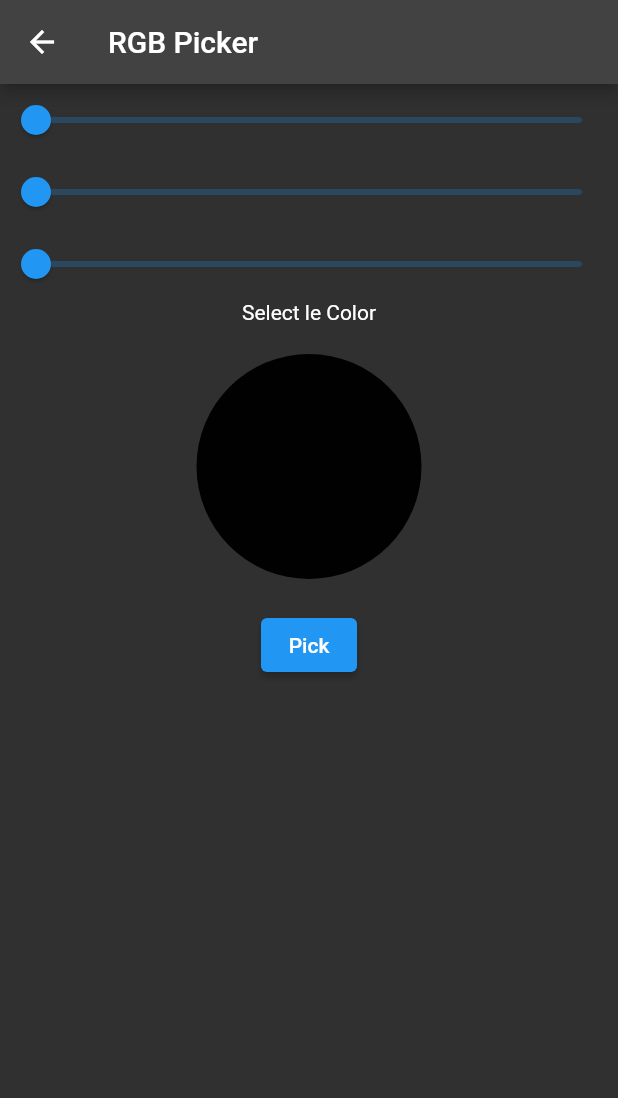
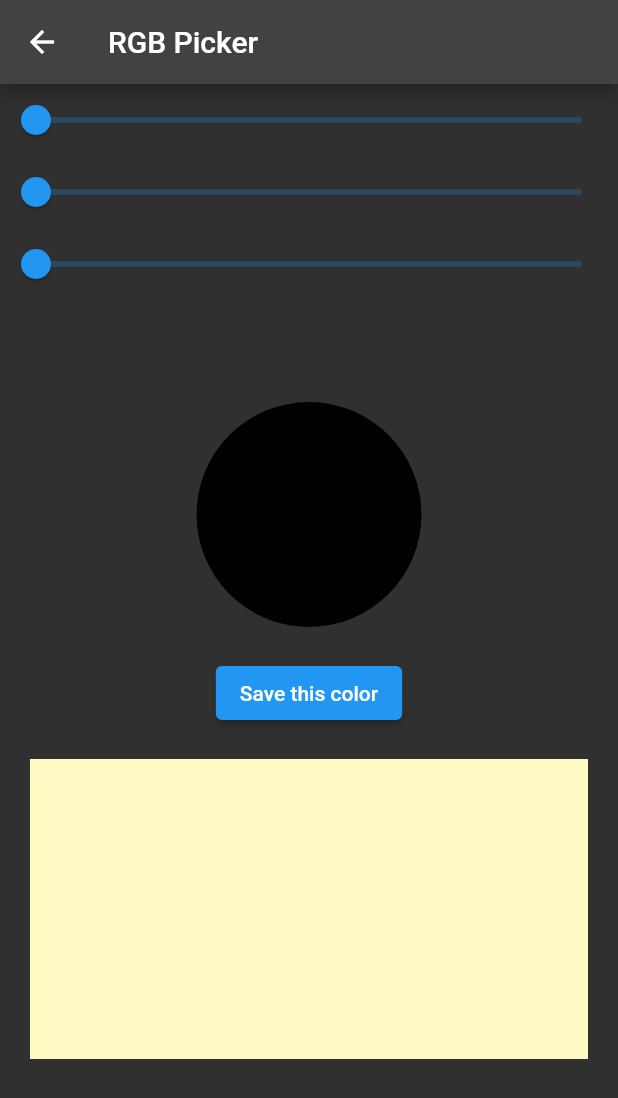
Before and after one commit to Nic-Amir/flutter-color-app, a Flutter app: the screen it shows after launch, after a tap on "Pick a Color", on a phone screen of 412 x 824 dp. Shown: the top 1098 px of the screen. Run offline on Flutter 3.47's test engine with Material 2 defaults, Android fonts, the phone set to English and light mode, and no system bars.

Commit message:
drawing app attempted, not finished

```diff
--- a/lib/main.dart
+++ b/lib/main.dart
@@ -65,9 +65,15 @@ class _MyHomePageState extends State<MyHomePage> {
         onPressed: () {
           navigateToPickColor(context);
         },
-        label: const Text('Pick a Color'),
-        icon: const Icon(Icons.colorize_rounded),
-        backgroundColor: Colors.white,
+        label: const Text(
+          'Pick a Color',
+          style: TextStyle(color: Colors.white),
+        ),
+        icon: const Icon(
+          Icons.colorize_rounded,
+          color: Colors.white,
+        ),
+        backgroundColor: Colors.black87,
       ),
     );
   }
--- a/lib/pick_color_page.dart
+++ b/lib/pick_color_page.dart
@@ -1,4 +1,5 @@
 import 'package:flutter/material.dart';
+import 'dart:ui' as ui;
 
 class PickColorPage extends StatefulWidget {
   const PickColorPage({Key? key}) : super(key: key);
@@ -7,10 +8,31 @@ class PickColorPage extends StatefulWidget {
   State<PickColorPage> createState() => _PickColorPageState();
 }
 
+class MyCustomPainter extends CustomPainter {
+  @override
+  void paint(Canvas canvas, Size size) {}
+
+  @override
+  bool shouldRepaint(MyCustomPainter delegate) {
+    return true;
+  }
+}
+
 class _PickColorPageState extends State<PickColorPage> {
   double redvalue = 0;
   double greenvalue = 0;
   double bluevalue = 0;
+
+  List<Color> savedcolor = [];
+
+  void addToSavedColorArr() {
+    setState(() {
+      savedcolor.insert(
+          0,
+          Color.fromARGB(
+              250, redvalue.toInt(), greenvalue.toInt(), bluevalue.toInt()));
+    });
+  }
 
   @override
   Widget build(BuildContext context) {
@@ -54,8 +76,20 @@ class _PickColorPageState extends State<PickColorPage> {
                 child: Container(
               child: Column(
                 children: <Widget>[
-                  Center(
-                    child: Text("Select le Color"),
+                  Container(
+                    height: 48,
+                    child: GridView.builder(
+                        itemCount: savedcolor.length,
+                        gridDelegate:
+                            const SliverGridDelegateWithMaxCrossAxisExtent(
+                                maxCrossAxisExtent: 53, crossAxisSpacing: 10),
+                        itemBuilder: (BuildContext context, int index) {
+                          return Container(
+                              decoration: BoxDecoration(
+                            shape: BoxShape.circle,
+                            color: savedcolor[index],
+                          ));
+                        }),
                   ),
                   Container(
                       margin: EdgeInsets.symmetric(vertical: 20),
@@ -68,41 +102,21 @@ class _PickColorPageState extends State<PickColorPage> {
                       )),
                   ElevatedButton(
                       onPressed: () {
-                        Navigator.pop(context);
-                        showDialog(
-                            context: context,
-                            builder: (BuildContext context) {
-                              return AlertDialog(
-                                  title: Row(
-                                    children: <Widget>[
-                                      Text('Your color is'),
-                                      Container(
-                                          margin: EdgeInsets.symmetric(
-                                              horizontal: 10),
-                                          width: 30,
-                                          height: 30,
-                                          decoration: BoxDecoration(
-                                            shape: BoxShape.circle,
-                                            color: Color.fromARGB(
-                                                250,
-                                                redvalue.toInt(),
-                                                greenvalue.toInt(),
-                                                bluevalue.toInt()),
-                                          ))
-                                    ],
-                                  ),
-                                  content:
-                                      const Text('Thats all, congrats mate :)'),
-                                  actions: <Widget>[
-                                    TextButton(
-                                      onPressed: () =>
-                                          Navigator.pop(context, 'Okay'),
-                                      child: const Text('Okay'),
-                                    ),
-                                  ]);
-                            });
+                        addToSavedColorArr();
                       },
-                      child: Text("Pick"))
+                      child: Text("Save this color")),
+                  Container(
+                    margin: EdgeInsets.only(
+                      top: 20,
+                      right: 20,
+                      left: 20,
+                    ),
+                    height: 200,
+                    color: Colors.yellow[100],
+                    // child: CustomPaint(
+                    //   painter: MyCustomPainter(),
+                    // ),
+                  ),
                 ],
               ),
             ))
```
